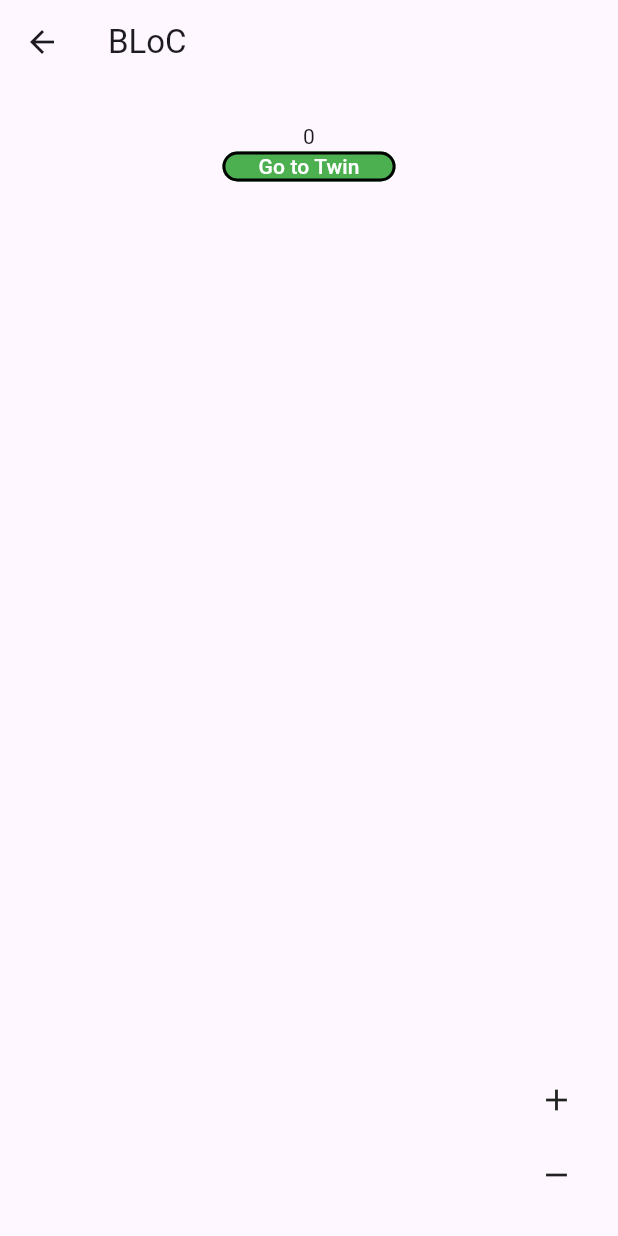
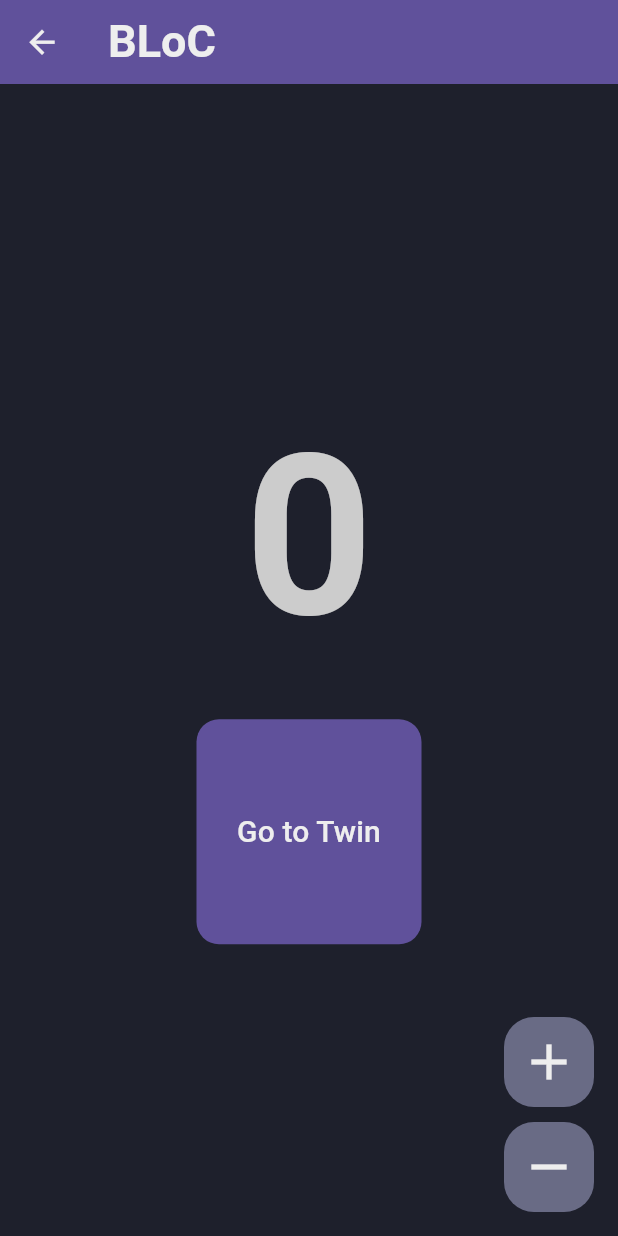
Before and after one commit to aleax888/flutter_state_managment, a Flutter app: the screen it shows after launch, after a tap on "BLoC", on a phone screen of 412 x 824 dp. Run offline on Flutter 3.47's test engine with Material 3 defaults, Android fonts, the phone set to English and light mode, and no system bars; our stand-ins replace bloc, flutter_bloc, flutter_riverpod, get.

Commit message:
feat(app): add styles in shared widgets

```diff
--- a/lib/home/home_page.dart
+++ b/lib/home/home_page.dart
@@ -16,6 +16,7 @@ import 'package:flutter_state_managment/shared/widgets/custom_button.dart';
 
 // styles
 import 'package:flutter_state_managment/shared/styles/spacing_style.dart';
+import 'package:flutter_state_managment/shared/styles/text_style.dart';
 
 // pages
 import 'package:flutter_state_managment/samples/bloc/pages/bloc_page.dart';
@@ -36,23 +37,21 @@ class HomePage extends StatelessWidget {
     return CustomPage(
       title: "Flutter State Managment",
       children: [
-        ConstrainedBox(
-          constraints: BoxConstraints(maxWidth: 500),
-          child: Wrap(
+        Wrap(
           spacing: SpacingStyle.md,
           runSpacing: SpacingStyle.sm,
           children: [
-              // BLoC
+            // BLoC -_-_-_-_-_-_-_-_-_-_-_-_-_-_-_-_-_-_-_-_-_-_-_-_-_-_-_-_-_-_-_-_
             CustomButton(
               label: 'BLoC',
-                color: Colors.blue,
+              bgColor: Color(0xFF45D1FD),
+              textColor: TextColorStyle.primary,
               onPressed: () {
                 Navigator.push(
                   context,
                   MaterialPageRoute(
                     builder: (context) => BlocProvider(
-                        create: (context) =>
-                            CounterBloc()..add(CounterStarted()),
+                      create: (context) => CounterBloc()..add(CounterStarted()),
                       child: BlocPage(),
                     ),
                   ),
@@ -60,10 +59,11 @@ class HomePage extends StatelessWidget {
               },
             ),
 
-              // Cubit
+            // Cubit -_-_-_-_-_-_-_-_-_-_-_-_-_-_-_-_-_-_-_-_-_-_-_-_-_-_-_-_-_-_-_-_
             CustomButton(
               label: 'Cubit',
-                color: Colors.blue,
+              bgColor: Color(0xFF3B86C8),
+              textColor: TextColorStyle.secondary,
               onPressed: () {
                 Navigator.push(
                   context,
@@ -77,10 +77,11 @@ class HomePage extends StatelessWidget {
               },
             ),
 
-              // Get X Reactive State
+            // Get X Reactive State -_-_-_-_-_-_-_-_-_-_-_-_-_-_-_-_-_-_-_-_-_-_-_-_-_-_-_-_-_-_-_-_
             CustomButton(
               label: 'GetX Reactive State',
-                color: Colors.blue,
+              bgColor: Color(0xFF951DCA),
+              textColor: TextColorStyle.secondary,
               onPressed: () {
                 Navigator.push(
                   context,
@@ -91,10 +92,11 @@ class HomePage extends StatelessWidget {
               },
             ),
 
-              // Get X Simple State
+            // Get X Simple State -_-_-_-_-_-_-_-_-_-_-_-_-_-_-_-_-_-_-_-_-_-_-_-_-_-_-_-_-_-_-_-_
             CustomButton(
               label: 'GetX Simple State',
-                color: Colors.blue,
+              bgColor: Color(0xFF8118C2),
+              textColor: TextColorStyle.secondary,
               onPressed: () {
                 Navigator.push(
                   context,
@@ -105,24 +107,24 @@ class HomePage extends StatelessWidget {
               },
             ),
 
-              // Get X Mixin State
+            // Get X Mixin State -_-_-_-_-_-_-_-_-_-_-_-_-_-_-_-_-_-_-_-_-_-_-_-_-_-_-_-_-_-_-_-_
             CustomButton(
               label: 'GetX Mixin State',
-                color: Colors.blue,
+              bgColor: Color(0xFF600FB1),
+              textColor: TextColorStyle.secondary,
               onPressed: () {
                 Navigator.push(
                   context,
-                    MaterialPageRoute(
-                      builder: (context) => GetXMixinStatePage(),
-                    ),
+                  MaterialPageRoute(builder: (context) => GetXMixinStatePage()),
                 );
               },
             ),
 
-              // Flutter Set State
+            // Flutter Set State -_-_-_-_-_-_-_-_-_-_-_-_-_-_-_-_-_-_-_-_-_-_-_-_-_-_-_-_-_-_-_-_
             CustomButton(
               label: 'Fluttter Set State',
-                color: Colors.blue,
+              bgColor: Color(0xFF40C4FF),
+              textColor: TextColorStyle.primary,
               onPressed: () {
                 Navigator.push(
                   context,
@@ -136,10 +138,11 @@ class HomePage extends StatelessWidget {
               },
             ),
 
-              // Flutter Inherited Widget
+            // Flutter Inherited Widget -_-_-_-_-_-_-_-_-_-_-_-_-_-_-_-_-_-_-_-_-_-_-_-_-_-_-_-_-_-_-_-_
             CustomButton(
               label: 'Fluttter Inherited Widget',
-                color: Colors.blue,
+              bgColor: Color(0xFF29B6F6),
+              textColor: TextColorStyle.primary,
               onPressed: () {
                 Navigator.push(
                   context,
@@ -150,10 +153,11 @@ class HomePage extends StatelessWidget {
               },
             ),
 
-              // Provider
+            // Provider -_-_-_-_-_-_-_-_-_-_-_-_-_-_-_-_-_-_-_-_-_-_-_-_-_-_-_-_-_-_-_-_
             CustomButton(
               label: 'Provider',
-                color: Colors.blue,
+              bgColor: Color(0xFF065A9D),
+              textColor: TextColorStyle.secondary,
               onPressed: () {
                 Navigator.push(
                   context,
@@ -167,10 +171,11 @@ class HomePage extends StatelessWidget {
               },
             ),
 
-              // Riverpod
+            // Riverpod -_-_-_-_-_-_-_-_-_-_-_-_-_-_-_-_-_-_-_-_-_-_-_-_-_-_-_-_-_-_-_-_
             CustomButton(
               label: 'Riverpod',
-                color: Colors.blue,
+              bgColor: Color(0xFF41D0FD),
+              textColor: TextColorStyle.primary,
               onPressed: () {
                 Navigator.push(
                   context,
@@ -180,7 +185,6 @@ class HomePage extends StatelessWidget {
             ),
           ],
         ),
-        ),
       ],
     );
   }
--- /dev/null
+++ b/lib/shared/styles/icon_style.dart
@@ -0,0 +1,30 @@
+import 'package:flutter/material.dart';
+
+// %%%%%%%%%%%%%%%%%%%%%%%%%%%%%%%%%%%%%%%%%%%%%%%%%%%%%%%%%%%%%
+// SIZE
+// %%%%%%%%%%%%%%%%%%%%%%%%%%%%%%%%%%%%%%%%%%%%%%%%%%%%%%%%%%%%%
+
+class IconSizeStyle {
+  static const double xs = 20;
+  static const double sm = 25;
+  static const double md = 30;
+  static const double lg = 40;
+  static const double xl = 50;
+  static const double xxl = 150;
+}
+
+// %%%%%%%%%%%%%%%%%%%%%%%%%%%%%%%%%%%%%%%%%%%%%%%%%%%%%%%%%%%%%
+// COLOR
+// %%%%%%%%%%%%%%%%%%%%%%%%%%%%%%%%%%%%%%%%%%%%%%%%%%%%%%%%%%%%%
+
+class IconColorStyle {
+  // PRIMARY -_-_-_-_-_-_-_-_-_-_-_-_-_-_-_-_-_-_-_-_-_-_-_-_-_-_-_-_-_-_-_-_
+  static const Color primary = Color(0xFF202020);
+  static const Color primaryDark = Color(0xFF050505);
+  static const Color primaryLight = Color(0xFF696969);
+
+  // SECONDARY -_-_-_-_-_-_-_-_-_-_-_-_-_-_-_-_-_-_-_-_-_-_-_-_-_-_-_-_-_-_-_-_
+  static const Color secondary = Color(0xFFEEEEEE);
+  static const Color secondaryDark = Color(0xFFDDDDDD);
+  static const Color secondaryLight = Color(0xFFCCCCCC);
+}
--- a/lib/shared/styles/text_style.dart
+++ b/lib/shared/styles/text_style.dart
@@ -10,6 +10,7 @@ class TextSizeStyle {
   static const double md = 16;
   static const double lg = 20;
   static const double xl = 30;
+  static const double xxl = 150;
 }
 
 // %%%%%%%%%%%%%%%%%%%%%%%%%%%%%%%%%%%%%%%%%%%%%%%%%%%%%%%%%%%%%
--- a/lib/shared/widgets/action_button.dart
+++ b/lib/shared/widgets/action_button.dart
@@ -1,5 +1,10 @@
 // flutter
 import 'package:flutter/material.dart';
+
+// styles
+import 'package:flutter_state_managment/shared/styles/border_style.dart';
+import 'package:flutter_state_managment/shared/styles/icon_style.dart';
+import 'package:flutter_state_managment/shared/styles/surface_style.dart';
 
 class ActionButton extends StatelessWidget {
   final Function() action;
@@ -11,10 +16,19 @@ class ActionButton extends StatelessWidget {
     return InkWell(
       onTap: () => action.call(),
       child: Container(
-        height: 50,
-        width: 50,
-        decoration: BoxDecoration(),
-        child: Icon(icon),
+        height: 60,
+        width: 60,
+        decoration: BoxDecoration(
+          color: SurfaceColorStyle.tertiaryLight,
+          borderRadius: BorderRadius.all(
+            Radius.circular((BorderRadiusStyle.lg)),
+          ),
+        ),
+        child: Icon(
+          icon,
+          color: IconColorStyle.secondary,
+          size: IconSizeStyle.lg,
+        ),
       ),
     );
   }
--- a/lib/shared/widgets/counter_text.dart
+++ b/lib/shared/widgets/counter_text.dart
@@ -1,5 +1,8 @@
 // flutter
 import 'package:flutter/material.dart';
+
+// styles
+import 'package:flutter_state_managment/shared/styles/text_style.dart';
 
 class CounterText extends StatelessWidget {
   final int counter;
@@ -7,6 +10,13 @@ class CounterText extends StatelessWidget {
 
   @override
   Widget build(BuildContext context) {
-    return Text(counter.toString());
+    return Text(
+      counter.toString(),
+      style: TextStyle(
+        color: TextColorStyle.secondaryLight,
+        fontSize: TextSizeStyle.xxl,
+        fontWeight: TextWeightStyle.bl
+      ),
+    );
   }
 }
--- a/lib/shared/widgets/custom_button.dart
+++ b/lib/shared/widgets/custom_button.dart
@@ -1,14 +1,23 @@
+// flutter
 import 'package:flutter/material.dart';
+
+// styles
+import 'package:flutter_state_managment/shared/styles/border_style.dart';
+import 'package:flutter_state_managment/shared/styles/spacing_style.dart';
+import 'package:flutter_state_managment/shared/styles/surface_style.dart';
+import 'package:flutter_state_managment/shared/styles/text_style.dart';
 
 class CustomButton extends StatelessWidget {
   final String label;
-  final Color color;
+  final Color bgColor;
+  final Color textColor;
   final Function() onPressed;
 
   const CustomButton({
     super.key,
     required this.label,
-    required this.color,
+    this.bgColor = SurfaceColorStyle.secondary,
+    this.textColor = TextColorStyle.secondary,
     required this.onPressed,
   });
 
@@ -17,26 +26,52 @@ class CustomButton extends StatelessWidget {
     return FilledButton(
       onPressed: onPressed,
       style: ButtonStyle(
-        minimumSize: WidgetStateProperty.all<Size>(Size.zero),
+        padding: WidgetStateProperty.all<EdgeInsets>(
+          EdgeInsets.symmetric(
+            horizontal: SpacingStyle.sm,
+            vertical: SpacingStyle.md,
+          ),
+        ),
+        minimumSize: WidgetStateProperty.all<Size>(Size(150, 150)),
+        maximumSize: WidgetStateProperty.all<Size>(Size(150, 150)),
         tapTargetSize: MaterialTapTargetSize.shrinkWrap,
         backgroundColor: WidgetStateProperty.resolveWith<Color?>((
           Set<WidgetState> states,
         ) {
           if (states.contains(WidgetState.pressed)) {
-            return color.withValues(alpha: 0.7); // Pressed color
+            return bgColor.withValues(alpha: 0.7);
           }
-          return color; // Default color
+          return bgColor;
         }),
         side: WidgetStateProperty.resolveWith<BorderSide?>((
           Set<WidgetState> states,
         ) {
           if (states.contains(WidgetState.pressed)) {
-            return null;
+            return BorderSide(
+              color: BorderColorStyle.secondary,
+              width: BorderWidthStyle.md,
+            );
           }
-          return BorderSide(color: Colors.black, width: 2);
+
+          return null;
         }),
+        shape: WidgetStateProperty.all(
+          RoundedRectangleBorder(
+            borderRadius: BorderRadius.circular(BorderRadiusStyle.md),
+          ),
+        ),
       ),
-      child: Text(label),
+      child: Center(
+        child: Text(
+          label,
+          textAlign: TextAlign.center,
+          style: TextStyle(
+            color: textColor,
+            fontSize: TextSizeStyle.lg,
+            fontWeight: TextWeightStyle.md,
+          ),
+        ),
+      ),
     );
   }
 }
--- a/lib/shared/widgets/custom_page.dart
+++ b/lib/shared/widgets/custom_page.dart
@@ -1,10 +1,17 @@
-// fluttter
+// flutter
 import 'package:flutter/material.dart';
+
+// styles
+import 'package:flutter_state_managment/shared/styles/icon_style.dart';
+import 'package:flutter_state_managment/shared/styles/spacing_style.dart';
+import 'package:flutter_state_managment/shared/styles/surface_style.dart';
+import 'package:flutter_state_managment/shared/styles/text_style.dart';
 
 class CustomPage extends StatelessWidget {
   final String title;
   final List<Widget> children;
   final Widget? floatingActionButton;
+
   const CustomPage({
     super.key,
     required this.title,
@@ -15,10 +22,45 @@ class CustomPage extends StatelessWidget {
   @override
   Widget build(BuildContext context) {
     return Scaffold(
-      appBar: AppBar(title: Text(title)),
-      body: Padding(
-        padding: EdgeInsetsGeometry.symmetric(horizontal: 15, vertical: 25),
-        child: Center(child: Column(children: children)),
+      backgroundColor: SurfaceColorStyle.primary,
+      appBar: AppBar(
+        iconTheme: IconThemeData(
+          color: IconColorStyle.secondary,
+          size: IconSizeStyle.sm,
+        ),
+        title: Text(
+          title,
+          style: TextStyle(
+            color: TextColorStyle.secondary,
+            fontSize: TextSizeStyle.xl,
+            fontWeight: TextWeightStyle.sb,
+          ),
+        ),
+        backgroundColor: SurfaceColorStyle.secondary,
+      ),
+      body: LayoutBuilder(
+        builder: (context, constraints) {
+          return SingleChildScrollView(
+            child: ConstrainedBox(
+              constraints: BoxConstraints(minHeight: constraints.maxHeight),
+              child: IntrinsicHeight(
+                child: Padding(
+                  padding: const EdgeInsets.symmetric(
+                    horizontal: SpacingStyle.md,
+                    vertical: SpacingStyle.lg,
+                  ),
+                  child: Center(
+                    child: Column(
+                      spacing: SpacingStyle.md,
+                      mainAxisAlignment: MainAxisAlignment.center,
+                      children: children,
+                    ),
+                  ),
+                ),
+              ),
+            ),
+          );
+        },
       ),
       floatingActionButtonLocation: FloatingActionButtonLocation.endFloat,
       floatingActionButton: floatingActionButton,
--- a/lib/shared/widgets/sample_page.dart
+++ b/lib/shared/widgets/sample_page.dart
@@ -1,5 +1,8 @@
 // fluttter
 import 'package:flutter/material.dart';
+
+// style
+import 'package:flutter_state_managment/shared/styles/spacing_style.dart';
 
 // components
 import 'package:flutter_state_managment/shared/widgets/action_button.dart';
@@ -27,6 +30,7 @@ class SamplePage extends StatelessWidget {
       title: title,
       floatingActionButton: Column(
         mainAxisSize: MainAxisSize.min,
+        spacing: SpacingStyle.sm,
         children: [
           // increment
           ActionButton(action: increment, icon: Icons.add),
@@ -40,11 +44,7 @@ class SamplePage extends StatelessWidget {
         counter,
 
         // go to twin page
-        CustomButton(
-          label: "Go to Twin",
-          color: Colors.green,
-          onPressed: goToTwinPage,
-        ),
+        CustomButton(label: "Go to Twin", onPressed: goToTwinPage),
       ],
     );
   }
--- a/lib/shared/widgets/twin_page.dart
+++ b/lib/shared/widgets/twin_page.dart
@@ -1,5 +1,8 @@
 // fluttter
 import 'package:flutter/material.dart';
+
+// styles
+import 'package:flutter_state_managment/shared/styles/spacing_style.dart';
 
 // components
 import 'package:flutter_state_managment/shared/widgets/action_button.dart';
@@ -23,6 +26,7 @@ class TwinPage extends StatelessWidget {
     return CustomPage(
       title: "$title (Twin)",
       floatingActionButton: Column(
+        spacing: SpacingStyle.sm,
         mainAxisSize: MainAxisSize.min,
         children: [
           // increment
```
Lines whose indentation alone changed are shown as unchanged.
